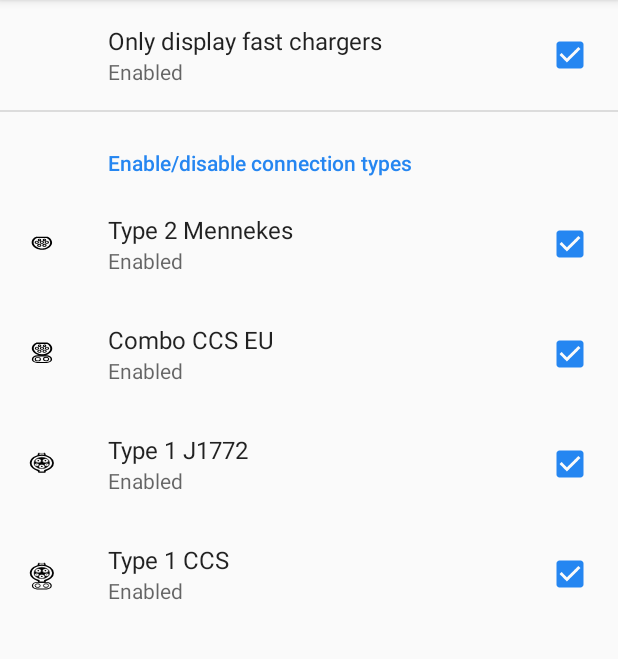
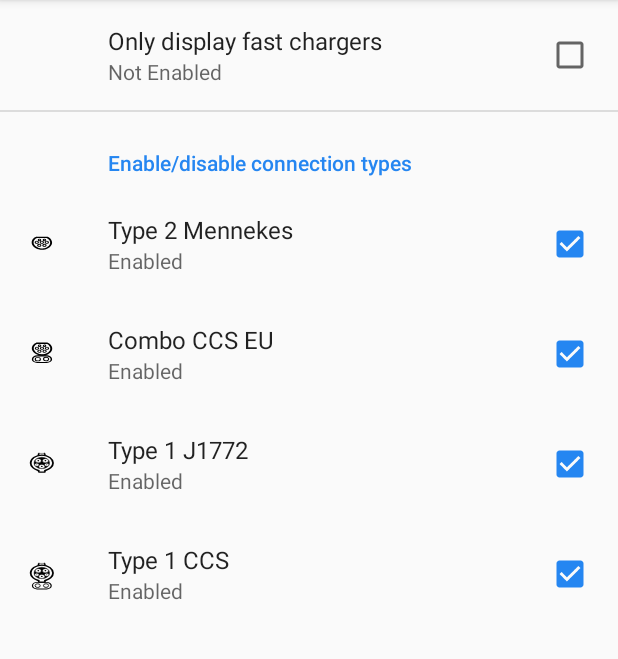
Before and after one commit to sourcecodere/WattsNearby, an Android app: the SettingsFragment screen opened directly, with no data from a screen before it, on a phone screen of 412 x 824 dp, the part 84-743 px from its top. Run offline under Robolectric (Android 15) with nearby library versions, the phone set to English and light mode, and no system bars; our stand-ins replace androidx.preference.

Commit message:
Error in defaults

```diff
--- a/app/src/main/res/values/bools.xml
+++ b/app/src/main/res/values/bools.xml
@@ -1,6 +1,6 @@
 <?xml version="1.0" encoding="utf-8"?>
 <resources>
-    <bool name="enable_only_fast_chargers">true</bool>
+    <bool name="enable_only_fast_chargers">false</bool>
     <bool name="enable_type2_mennekes">true</bool>
     <bool name="enable_combo_ccs_eu">true</bool>
     <bool name="enable_type1_j1772">true</bool>
```
